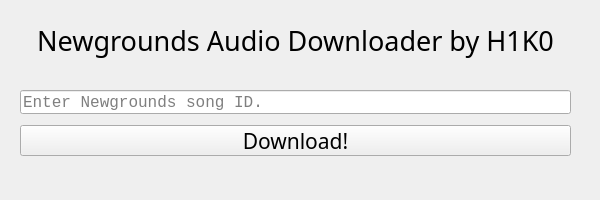
Old version of the form GUI/MainWindow.ui in the repository H1K0/NGAudioDownloader.
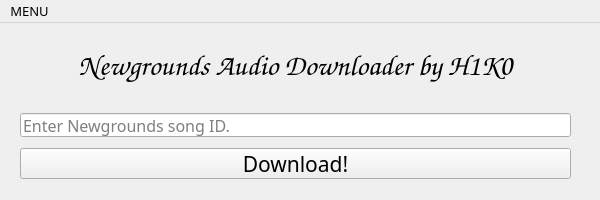
New version of the form. Icons and pictures are not drawn.

Diff of the .ui file:
```diff
--- a/GUI/MainWindow.ui
+++ b/GUI/MainWindow.ui
@@ -47,15 +47,15 @@
     </property>
     <property name="font">
      <font>
-      <family>Century Gothic</family>
-      <pointsize>20</pointsize>
+      <family>Comic Sans MS</family>
+      <pointsize>22</pointsize>
      </font>
     </property>
     <property name="text">
-     <string>Newgrounds Audio Downloader by H1K0</string>
+     <string>&lt;strong&gt;Newgrounds Audio Downloader&lt;/strong&gt; by &lt;em&gt;H1K0&lt;/em&gt;</string>
     </property>
     <property name="alignment">
-     <set>Qt::AlignCenter</set>
+     <set>Qt::AlignBottom|Qt::AlignHCenter</set>
     </property>
    </widget>
    <widget class="QLineEdit" name="input">
@@ -69,7 +69,7 @@
     </property>
     <property name="font">
      <font>
-      <family>Courier New</family>
+      <family>Maiandra GD</family>
       <pointsize>12</pointsize>
      </font>
     </property>
@@ -115,9 +115,33 @@
      <x>0</x>
      <y>0</y>
      <width>600</width>
-     <height>21</height>
+     <height>23</height>
     </rect>
    </property>
+   <property name="font">
+    <font>
+     <family>Century Gothic</family>
+     <pointsize>10</pointsize>
+    </font>
+   </property>
+   <widget class="QMenu" name="menu">
+    <property name="font">
+     <font>
+      <family>Century Gothic</family>
+      <pointsize>9</pointsize>
+     </font>
+    </property>
+    <property name="cursor">
+     <cursorShape>ArrowCursor</cursorShape>
+    </property>
+    <property name="title">
+     <string>MENU</string>
+    </property>
+    <addaction name="actionSettings"/>
+    <addaction name="separator"/>
+    <addaction name="actionHelp"/>
+   </widget>
+   <addaction name="menu"/>
   </widget>
   <action name="settings">
    <property name="text">
```
Left out of the diff: 37 changed lines with no effect on the pictures.
